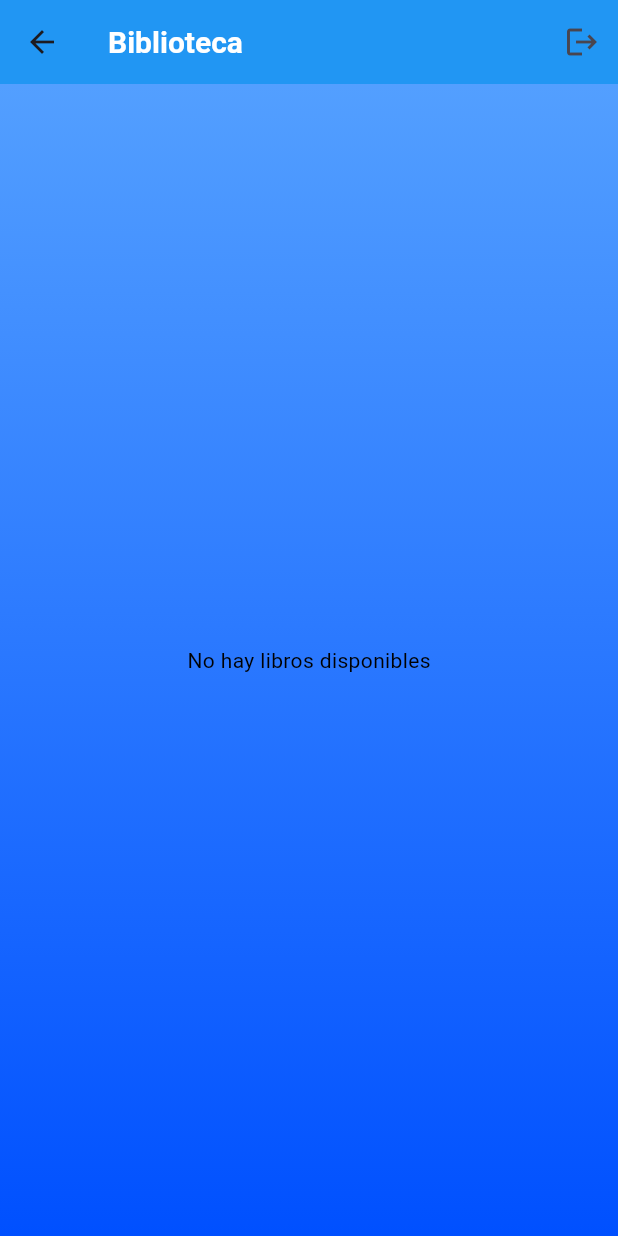
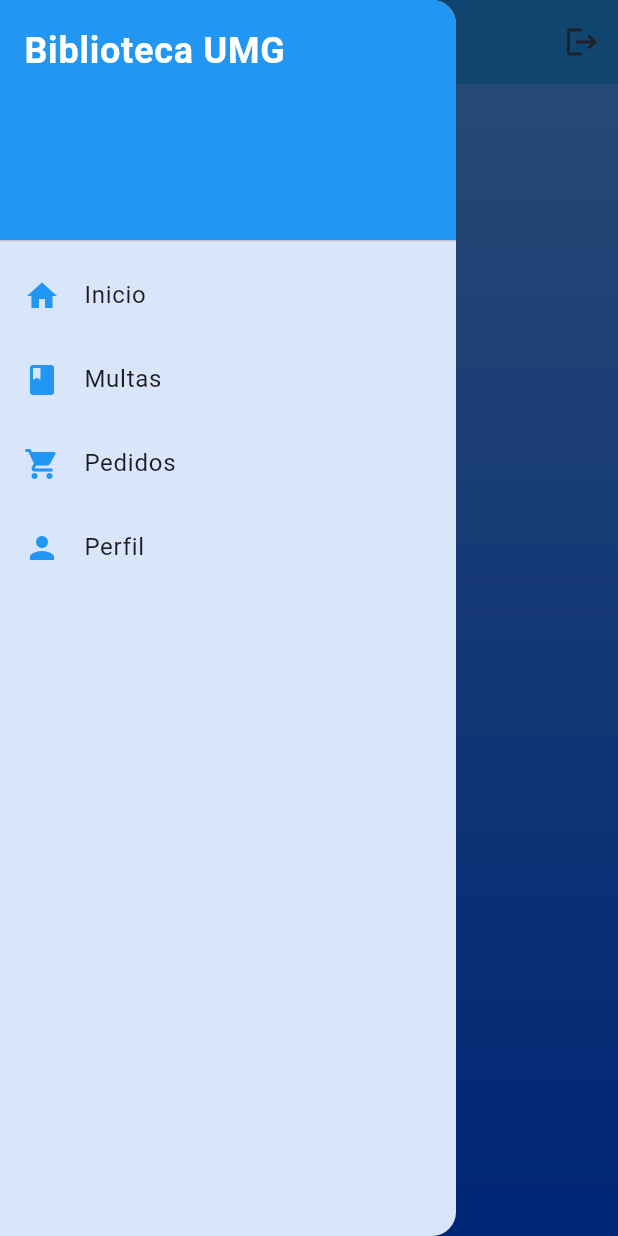
Before and after one commit to Eswin-Poroj/biblioteca-app, a Flutter app: the HomeScreen screen opened by its route, with the side drawer open (before the commit the screen has no drawer), on a phone screen of 412 x 824 dp. Run offline on Flutter 3.47's test engine with Material 3 defaults, Android fonts, the phone set to English and light mode, and no system bars; our stand-ins replace flutter_secure_storage, go_router; accounts and stored records are empty; network calls fail.

Commit message:
Create: Cree el drawer de la app

```diff
--- a/lib/screen/home_screen.dart
+++ b/lib/screen/home_screen.dart
@@ -1,6 +1,7 @@
 import 'dart:convert';
 import 'dart:typed_data';
 
+import 'package:biblioteca/widgets/drawer.dart';
 import 'package:flutter/material.dart';
 import 'package:go_router/go_router.dart';
 import 'package:provider/provider.dart';
@@ -33,6 +34,7 @@
           ),
         ],
       ),
+      drawer: drawerApp(),
       body: FutureBuilder<List<Book>>(
         //future: Provider.of<BookProvider>(context, listen: false).getBooks(),
         future: Provider.of<BookProvider>(context, listen: false)
--- /dev/null
+++ b/lib/widgets/drawer.dart
@@ -0,0 +1,58 @@
+import 'package:flutter/material.dart';
+
+Drawer drawerApp() {
+  return Drawer(
+    elevation: 16.0,
+    surfaceTintColor: Colors.blue,
+    child: ListView(
+      padding: EdgeInsets.zero,
+      children: <Widget>[
+        const DrawerHeader(
+          decoration: BoxDecoration(
+            color: Colors.blue,
+          ),
+          child: Text(
+            'Biblioteca UMG',
+            style: TextStyle(
+              color: Colors.white,
+              fontSize: 24,
+              fontWeight: FontWeight.bold,
+            ),
+          ),
+        ),
+        ListTile(
+          leading: const Icon(
+            Icons.home,
+            color: Colors.blue,
+          ),
+          title: const Text('Inicio'),
+          onTap: () {},
+        ),
+        ListTile(
+          leading: const Icon(
+            Icons.book,
+            color: Colors.blue,
+          ),
+          title: const Text('Multas'),
+          onTap: () {},
+        ),
+        ListTile(
+          leading: const Icon(
+            Icons.shopping_cart,
+            color: Colors.blue,
+          ),
+          title: const Text('Pedidos'),
+          onTap: () {},
+        ),
+        ListTile(
+          leading: const Icon(
+            Icons.person,
+            color: Colors.blue,
+          ),
+          title: const Text('Perfil'),
+          onTap: () {},
+        ),
+      ],
+    ),
+  );
+}
```
Also changed, not shown: 1 other file.
